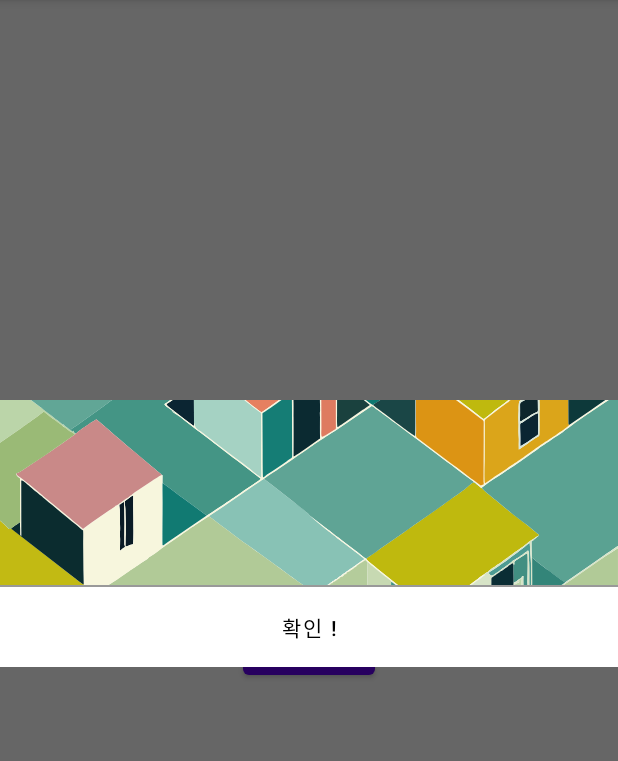
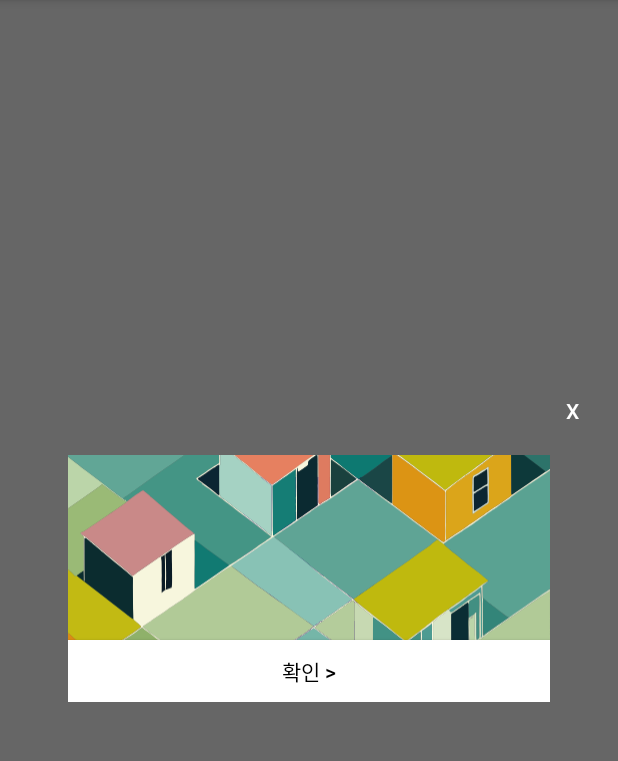
Before and after one commit to HYUNJUNEPARK/AlertDialogEx, an Android app: the screen it shows after launch (MainActivity), after a tap on "Ex1", on a phone screen of 412 x 824 dp, the part 84-845 px from its top. Run offline under Robolectric (Android 15) with nearby library versions, the phone set to English and light mode, and no system bars; our stand-ins replace data binding.

Commit message:
design: Btn 디자인 변경

```diff
--- a/app/src/main/java/com/study/customex/MainActivity.kt
+++ b/app/src/main/java/com/study/customex/MainActivity.kt
@@ -19,9 +19,9 @@ class MainActivity : AppCompatActivity() {
 
     //Ex1
     fun onEx1() {
-        MyCustomDialog(this).showEx1Dialog(
-            "확인 !",
-            positiveFun = ::testFun
+        MyCustomDialog(this).showAdOneBtnDialog(
+            positiveBtnContent =  "확인 >",
+            ::testFun
         )
     }
 
@@ -47,8 +47,6 @@ class MainActivity : AppCompatActivity() {
     }
 
     private fun testFun() {
-        Log.d("testLog", "showXmlLayoutDialog: 22")
-        Toast.makeText(this, "TOAST Button", Toast.LENGTH_SHORT).show()
         val intent = Intent(applicationContext, SubActivity::class.java)
         startActivity(intent)
     }
--- a/app/src/main/java/com/study/customex/MyCustomDialog.kt
+++ b/app/src/main/java/com/study/customex/MyCustomDialog.kt
@@ -15,7 +15,7 @@ import com.google.android.material.button.MaterialButton
  * @param context
  */
 class MyCustomDialog(private val context: Context) {
-    private val dialog: Dialog = Dialog(context, R.style.Theme_Dialog_Rectangular)
+    private val dialog: Dialog = Dialog(context, R.style.Them_Dialog_Ex_01)
     private var layoutParams: LinearLayout.LayoutParams = LinearLayout.LayoutParams(
         /*width*/ LinearLayout.LayoutParams.MATCH_PARENT,
         /*height*/LinearLayout.LayoutParams.MATCH_PARENT
@@ -24,16 +24,21 @@ class MyCustomDialog(private val context: Context) {
     /**
      * 원버튼 광고성 다이얼로그(이미지)
      */
-    fun showEx1Dialog(
+    fun showAdOneBtnDialog(
         positiveBtnContent: String,
         positiveFun: (() -> Unit)? = null
     ) {
         //build view
         val view =  LayoutInflater.from(context).inflate(R.layout.dialog_ex_01, null)
+
+
         (view.findViewById(R.id.btn_confirm) as Button).text = positiveBtnContent
-        (view.findViewById(R.id.btn_confirm) as Button).setOnClickListener {
+        (view.findViewById(R.id.btn_close) as Button).setOnClickListener { //닫기 버튼
             dialog.dismiss()
+        }
+        (view.findViewById(R.id.btn_confirm) as Button).setOnClickListener { //확인 버튼
             positiveFun?.invoke()
+            dialog.dismiss()
         }
 
         //set
--- a/app/src/main/res/layout/dialog_ex_01.xml
+++ b/app/src/main/res/layout/dialog_ex_01.xml
@@ -2,7 +2,23 @@
 <LinearLayout xmlns:android="http://schemas.android.com/apk/res/android"
     xmlns:tools="http://schemas.android.com/tools"
     android:layout_width="match_parent"
+    android:layout_height="wrap_content"
     android:backgroundTint="@color/black"
+    android:orientation="vertical">
+
+    <Button
+        android:id="@+id/btn_close"
+        android:layout_width="wrap_content"
+        android:layout_height="wrap_content"
+        android:layout_gravity="right"
+        android:layout_margin="10dp"
+        android:background="@color/transparent"
+        android:minWidth="0dp"
+        android:minHeight="0dp"
+        android:text="X" />
+
+    <LinearLayout
+        android:layout_width="wrap_content"
         android:layout_height="wrap_content"
         android:layout_marginStart="45dp"
         android:layout_marginEnd="45dp"
@@ -10,23 +26,41 @@
 
         <ImageView
             android:id="@+id/coverImage"
-        android:scaleType="centerCrop"
             android:layout_width="match_parent"
             android:layout_height="wrap_content"
+            android:scaleType="centerCrop"
             android:src="@drawable/ic_sample_img" />
 
         <View
             android:layout_width="match_parent"
-        android:layout_height="1dp"
-        android:background="#999999" />
+            android:layout_height="0dp"/>
 
-    <Button
+<!--        <TextView-->
+<!--            android:id="@+id/btn_confirm"-->
+<!--            android:gravity="center"-->
+<!--            android:background="@color/white"-->
+<!--            android:layout_width="match_parent"-->
+<!--            android:layout_height="wrap_content"-->
+<!--            android:minWidth="0dp"-->
+<!--            android:minHeight="0dp"-->
+<!--            android:textColor="@color/black"-->
+<!--            tools:text="확인 >" />-->
+
+
+        <!--android:background="?android:selectableItemBackground"-->
+        <androidx.appcompat.widget.AppCompatButton
             android:id="@+id/btn_confirm"
             android:layout_width="match_parent"
-        android:layout_height="53dp"
-        android:background="?android:selectableItemBackground"
+            android:padding="10dp"
+            android:layout_height="wrap_content"
+            android:background="@color/white"
+            android:minWidth="0dp"
+            android:minHeight="0dp"
             android:textAllCaps="false"
             android:textColor="@color/black"
             tools:text="확인 >" />
 
     </LinearLayout>
+
+
+</LinearLayout>
--- a/app/src/main/res/values/colors.xml
+++ b/app/src/main/res/values/colors.xml
@@ -7,4 +7,5 @@
     <color name="teal_700">#FF018786</color>
     <color name="black">#FF000000</color>
     <color name="white">#FFFFFFFF</color>
+    <color name="transparent">#00ff0000</color>
 </resources>
```
Lines whose indentation alone changed are shown as unchanged.
